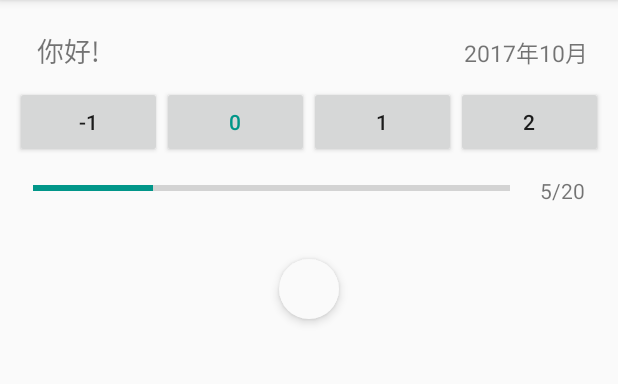
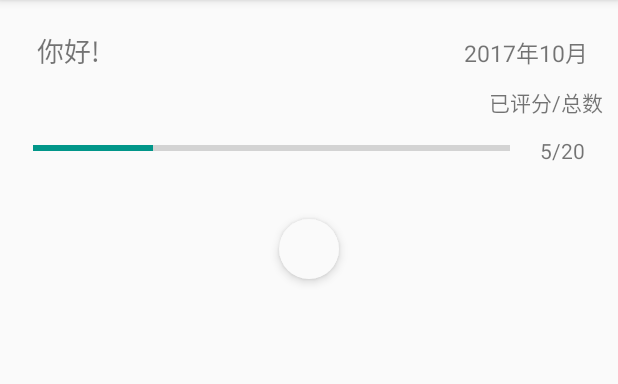
Before and after one commit to KnowledgeAndAction/Dormitory, an Android app: the MainActivity screen opened directly, with no data from a screen before it, on a phone screen of 412 x 824 dp, the part 84-468 px from its top. Run offline under Robolectric (Android 15) with nearby library versions, the phone set to English and light mode, and no system bars; our stand-ins replace CircleImageView; libraries missing offline, so code that uses them is left out: com.zhy.http; 2 statements that could not run were skipped.

Commit message:
等待修复数据

```diff
--- a/app/build.gradle
+++ b/app/build.gradle
@@ -8,7 +8,7 @@ android {
         minSdkVersion 15
         targetSdkVersion 25
         versionCode 1
-        versionName "2.0"
+        versionName "1.0"
         testInstrumentationRunner "android.support.test.runner.AndroidJUnitRunner"
     }
     buildTypes {
--- a/app/src/main/java/cn/hicc/suguan/dormitory/activity/LoginActivity.java
+++ b/app/src/main/java/cn/hicc/suguan/dormitory/activity/LoginActivity.java
@@ -192,8 +192,8 @@ public class LoginActivity extends AppCompatActivity {
         OkHttpUtils
                 .get()
                 .url(URL.LOGIN_URL)
-                .addParams("number", username)
-                .addParams("pass", password)
+                .addParams("userName", username)
+                .addParams("userPassword", password)
                 .build()
                 .execute(new StringCallback() {
                     @Override
@@ -217,7 +217,7 @@ public class LoginActivity extends AppCompatActivity {
                                 SpUtil.putString(Constant.ASSISTANT_NAME, name);
 
                                 Intent intent = new Intent(LoginActivity.this, MainActivity.class);
-                                intent.putExtra("weekCode", 0);
+                                intent.putExtra("weekCode", data.getInt("weekCode"));
 
                                 ToastUtil.showShort("登录成功");
                                 startActivity(intent);
--- a/app/src/main/java/cn/hicc/suguan/dormitory/activity/MainActivity.java
+++ b/app/src/main/java/cn/hicc/suguan/dormitory/activity/MainActivity.java
@@ -180,12 +180,12 @@ public class MainActivity extends AppCompatActivity {
 
     public void getUserBuild() {
         count = 0;
-        mlist.clear();
+        //mlist.clear();
         OkHttpUtils
                 .post()
                 .url(URL.Get_User_Build)
-                .addParams("num", SpUtil.getString(Constant.USERNAME))
-                .addParams("date", Utils.GetTime())
+                .addParams("user", SpUtil.getString(Constant.USERNAME))
+                //.addParams("date", Utils.GetTime())
                 .build()
                 .execute(new StringCallback() {
                     @Override
@@ -197,6 +197,7 @@ public class MainActivity extends AppCompatActivity {
 
                     @Override
                     public void onResponse(String response, int id) {
+                        Logs.d(response);
                         swipeRefresh.setRefreshing(false);
                         try {
                             Cursor c = db.query(SQLITE.TABLE_HELPER_CHECK, null, null, null, null, null, null);
@@ -205,11 +206,13 @@ public class MainActivity extends AppCompatActivity {
                             }
                             c.close();
                             JSONArray array = new JSONArray(response);
+                            List<Hostel> list = new ArrayList<Hostel>();
                             for (int i = 0; i < array.length(); i++) {
-                                JSONObject ob = array.getJSONObject(i);
-                                int Building = ob.getInt("dormitoryBuildingCode");
+                                JSONObject obs = array.getJSONObject(i);
+                                JSONObject ob = obs.getJSONObject("data");
+                                int Building = Integer.valueOf(ob.getString("dormitoryBuildingCode"));
                                 String DormitoryState = ob.getString("dormitoryState");
-                                int totalScore = ob.getInt("totalScore");
+                                //int totalScore = ob.getInt("totalScore");
                                 int Hostel = ob.getInt("dormitoryId");
                                 int checkType = ob.getInt("checkType");
                                 ContentValues cv = new ContentValues();
@@ -218,13 +221,15 @@ public class MainActivity extends AppCompatActivity {
                                 cv.put("DormitoryState", DormitoryState);
                                 db.insert(SQLITE.TABLE_HELPER_CHECK, null, cv);
                                 if (DormitoryState.equals("0")) {
-                                    mlist.add(new Hostel(Building, Hostel, totalScore, false, i + 1, checkType, weekCode));
+                                    list.add(new Hostel(Building, Hostel, 0, false, i + 1, checkType, weekCode));
                                 } else {
                                     count++;
-                                    mlist.add(new Hostel(Building, Hostel, totalScore, true, i + 1, checkType, weekCode));
+                                    list.add(new Hostel(Building, Hostel, 0, true, i + 1, checkType, weekCode));
                                 }
                             }
-                            adapter.notifyDataSetChanged();
+                            //adapter.notifyDataSetChanged();
+                            adapter.setItems(list);
+
                             double progress = (double) count / (double) array.length() * 100;
                             progressBar.setProgress((int) progress);
                             tv_main_jd.setText(count + "/" + array.length() + "");
@@ -273,7 +278,7 @@ public class MainActivity extends AppCompatActivity {
         adapter = new BuildRecylerAdapter(mlist);
         // 为mRecyclerView设置适配
         mRecyclerView.setAdapter(adapter);
-        adapter.notifyDataSetChanged();
+        //adapter.notifyDataSetChanged();
 
         adapter.setOnItemClickListener(new BuildRecylerAdapter.OnRecyclerViewItemClickListener() {
             @Override
@@ -442,7 +447,7 @@ public class MainActivity extends AppCompatActivity {
     private void getAppInfoJson(String response) {
         try {
             JSONObject jsonObject = new JSONObject(response);
-            boolean falg = jsonObject.getBoolean("falg");
+            boolean falg = jsonObject.getBoolean("flag");
             if (falg) {
                 JSONObject data = jsonObject.getJSONObject("data");
                 double v = Double.valueOf(data.getString("appVersion"));
--- a/app/src/main/res/layout/activity_main_content.xml
+++ b/app/src/main/res/layout/activity_main_content.xml
@@ -39,6 +39,7 @@
 
 
         <LinearLayout
+            android:visibility="gone"
             android:layout_width="match_parent"
             android:layout_height="wrap_content"
             android:orientation="horizontal">
@@ -72,6 +73,12 @@
                 android:layout_weight="1"
                 android:text="4" />
         </LinearLayout>
+
+        <TextView
+            android:gravity="end"
+            android:layout_width="match_parent"
+            android:layout_height="wrap_content"
+            android:text="已评分/总数"/>
 
         <LinearLayout
             android:layout_width="match_parent"
```
Also changed, not shown: app/src/main/java/cn/hicc/suguan/dormitory/activity/ScoreActivity.java (+9 -7 lines), app/src/main/java/cn/hicc/suguan/dormitory/adapter/BuildRecylerAdapter.java (+10 -0 lines), app/src/main/java/cn/hicc/suguan/dormitory/utils/URL.java (+4 -4 lines).
